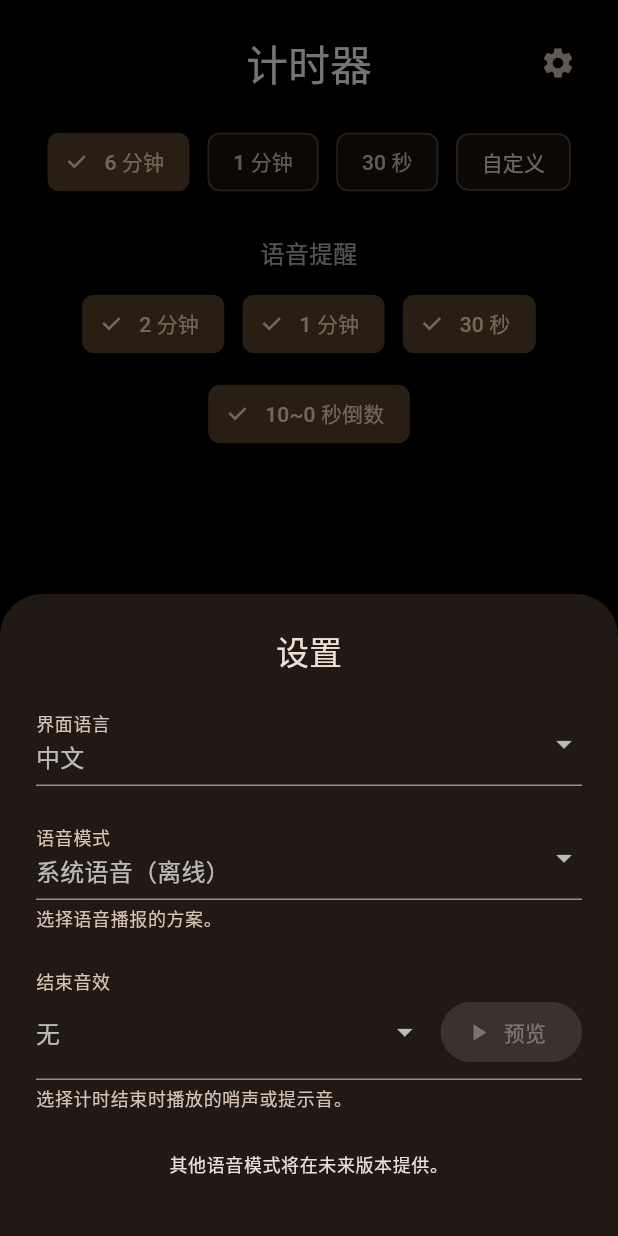
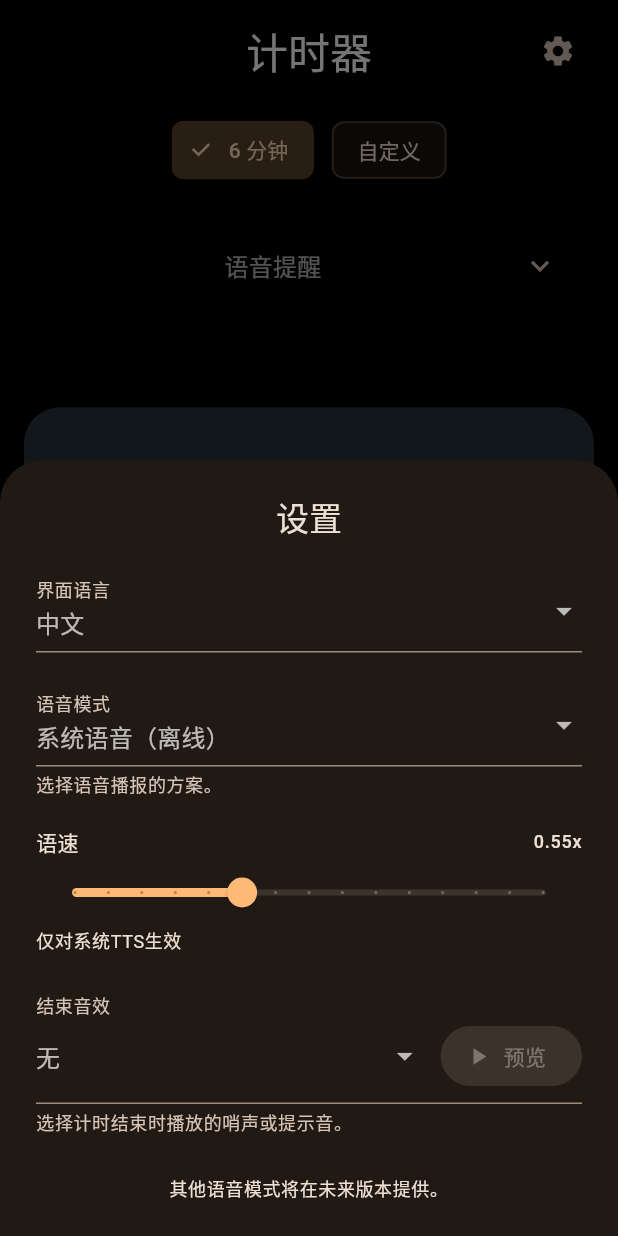
Before and after one commit to wumoye/CourtTimer, a Flutter app: the screen it shows after launch, after a tap on the "settings" icon, on a phone screen of 412 x 824 dp. Run offline on Flutter 3.47's test engine with Material 3 defaults, Android fonts, the light colour scheme and no system bars; our stand-ins replace audioplayers, flutter_tts, shared_preferences, wakelock_plus.

Commit message:
chore: prepare v1.1.0 (dynamic milestones, speech rate setting, UI tweaks, smoother final 10s, settings UX)

```diff
--- a/lib/core/settings/settings_controller.dart
+++ b/lib/core/settings/settings_controller.dart
@@ -8,23 +8,29 @@ class SettingsController extends ChangeNotifier {
   SettingsController(this._storage)
     : _language = AppLanguage.zh,
       _speechMode = SpeechMode.systemTts,
-      _endSoundAsset = null;
+      _endSoundAsset = null,
+      _speechRate = 0.55;
 
   final SettingsStorage _storage;
 
   AppLanguage _language;
   SpeechMode _speechMode;
   String? _endSoundAsset;
+  double _speechRate;
 
   SettingsStorage get storage => _storage;
   AppLanguage get language => _language;
   SpeechMode get speechMode => _speechMode;
   String? get endSoundAsset => _endSoundAsset;
+  double get speechRate => _speechRate;
 
   Future<void> init() async {
     _language = _storage.loadLanguage();
     _speechMode = _storage.loadSpeechMode();
     _endSoundAsset = _storage.loadEndSound();
+    final loadedRate = _storage.loadSpeechRate();
+    final effective = loadedRate ?? _defaultSpeechRateFor(_language);
+    _speechRate = (effective.clamp(0.3, 1.0) as num).toDouble();
     notifyListeners();
   }
 
@@ -54,4 +60,25 @@ class SettingsController extends ChangeNotifier {
     _storage.saveEndSound(assetPath);
     notifyListeners();
   }
+
+  void updateSpeechRate(double rate) {
+    final clamped = (rate.clamp(0.3, 1.0) as num).toDouble();
+    if (clamped == _speechRate) {
+      return;
+    }
+    _speechRate = clamped;
+    _storage.saveSpeechRate(_speechRate);
+    notifyListeners();
+  }
+
+  double _defaultSpeechRateFor(AppLanguage language) {
+    switch (language) {
+      case AppLanguage.zh:
+        return 0.55;
+      case AppLanguage.en:
+        return 0.50;
+      case AppLanguage.ja:
+        return 0.55;
+    }
+  }
 }
--- a/lib/core/settings/settings_storage.dart
+++ b/lib/core/settings/settings_storage.dart
@@ -11,6 +11,7 @@ class SettingsStorage {
   static const _keyLanguage = 'settings.language';
   static const _keySpeechMode = 'settings.speechMode';
   static const _keyEndSound = 'settings.endSound';
+  static const _keySpeechRate = 'settings.speechRate';
 
   static const _keyTimerSelectedSeconds = 'timer.selectedSeconds';
   static const _keyTimerCustomSeconds = 'timer.customSeconds';
@@ -57,6 +58,12 @@ class SettingsStorage {
     _prefs.setString(_keyEndSound, path);
   }
 
+  double? loadSpeechRate() => _prefs.getDouble(_keySpeechRate);
+
+  void saveSpeechRate(double value) {
+    _prefs.setDouble(_keySpeechRate, value);
+  }
+
   int? loadTimerSelectedSeconds() => _prefs.getInt(_keyTimerSelectedSeconds);
 
   void saveTimerSelectedSeconds(int seconds) {
--- a/lib/features/timer/controller/timer_controller.dart
+++ b/lib/features/timer/controller/timer_controller.dart
@@ -30,9 +30,13 @@ class TimerController extends ChangeNotifier {
   final Set<int> _announcedMilestones = <int>{};
   bool _disposed = false;
   bool _hasStartedOnce = false;
+  // 将最后10秒的数字播报串行化，避免相邻数字互相打断造成不流畅
+  Future<void> _finalSpeakQueue = Future.value();
 
   Future<void> init() async {
     await _speech.init();
+    // 清理历史预设：仅保留 6 分钟作为预设；如果历史选中为 1 分钟/30 秒/15 秒等，重置为 6 分钟。
+    _sanitizeSelection();
   }
 
   Future<void> toggleStartPause() async {
@@ -60,11 +64,10 @@ class TimerController extends ChangeNotifier {
     _ticker?.cancel();
     unawaited(ScreenWakeService.disable());
     unawaited(_speech.stop());
+    // 清空最后十秒的串行播报队列，避免残留数字在重置后串播
+    _finalSpeakQueue = Future.value();
     final target = seconds ?? _state.selectedSeconds;
-    final options = _rebuildDurationOptions(
-      target,
-      customSeconds: seconds ?? _state.customSeconds,
-    );
+    final options = _rebuildDurationOptions(target);
     _setState(
       _state.copyWith(
         selectedSeconds: target,
@@ -84,14 +87,17 @@ class TimerController extends ChangeNotifier {
     }
   }
 
+  /// 重置到选中时长，并直接开始下一把（包含预备3-2-1）
+  Future<void> startNextRound() async {
+    reset();
+    await toggleStartPause();
+  }
+
   void selectDuration(int seconds) {
     if (_state.isRunning || _state.isPrestart) {
       return;
     }
-    final options = _rebuildDurationOptions(
-      seconds,
-      customSeconds: _state.customSeconds,
-    );
+    final options = _rebuildDurationOptions(seconds);
     _setState(
       _state.copyWith(
         selectedSeconds: seconds,
@@ -202,7 +208,7 @@ class TimerController extends ChangeNotifier {
       }
 
       if (_state.enableFinalCountdown && next > 0 && next <= 10) {
-        unawaited(_speech.speakNumber(next));
+        _finalSpeakQueue = _finalSpeakQueue.then((_) => _speech.speakNumber(next));
       }
 
       if (next <= 0) {
@@ -242,14 +248,35 @@ class TimerController extends ChangeNotifier {
     return true;
   }
 
-  List<int> _rebuildDurationOptions(int selected, {int? customSeconds}) {
+  List<int> _rebuildDurationOptions(int selected) {
+    // 仅保留预设（6分钟）以及当前选中的时长。
     final options = defaultDurations.toSet();
     options.add(selected);
-    if (customSeconds != null) {
-      options.add(customSeconds);
-    }
     final sorted = options.toList()..sort((a, b) => b.compareTo(a));
     return sorted;
+  }
+
+  void _sanitizeSelection() {
+    final allowed = defaultDurations.toSet();
+    final current = _state.selectedSeconds;
+    if (!allowed.contains(current)) {
+      final target = defaultDurations.first;
+      final options = _rebuildDurationOptions(target);
+      _setState(
+        _state.copyWith(
+          selectedSeconds: target,
+          remainingSeconds: target,
+          durationOptions: options,
+        ),
+      );
+      _storage.saveTimerSelectedSeconds(target);
+      return;
+    }
+    // 即便已在允许集合内，仍按新规则重建选项，确保不会遗留旧的 1m/30s/15s 选项
+    final options = _rebuildDurationOptions(current);
+    if (!listEquals(options, _state.durationOptions)) {
+      _setState(_state.copyWith(durationOptions: options));
+    }
   }
 
   void _setState(TimerState newState) {
--- a/lib/features/timer/model/milestones.dart
+++ b/lib/features/timer/model/milestones.dart
@@ -1,3 +1,6 @@
-const List<int> milestoneSeconds = [120, 60, 30];
+// Recommended default milestone checkpoints (in seconds)
+// Keep a rich set of announcement checkpoints; independent from duration presets.
+const List<int> milestoneSeconds = [300, 240, 180, 120, 60, 30, 15];
 
-const List<int> defaultDurations = [360, 60, 30];
+// Duration selector presets: only 6 minutes by default.
+const List<int> defaultDurations = [360];
--- a/lib/features/timer/model/timer_state.dart
+++ b/lib/features/timer/model/timer_state.dart
@@ -57,7 +57,7 @@ class TimerState {
   }) {
     final selected = selectedSeconds ?? defaultDurations.first;
     final custom = customSeconds;
-    final options = _buildDurationOptions(selected, custom);
+    final options = _buildDurationOptions(selected);
     return TimerState(
       selectedSeconds: selected,
       remainingSeconds: selected,
@@ -71,11 +71,9 @@ class TimerState {
     );
   }
 
-  static List<int> _buildDurationOptions(int selected, int? customSeconds) {
+  static List<int> _buildDurationOptions(int selected) {
+    // 仅保留预设（6分钟）以及当前选中的时长。
     final options = defaultDurations.toSet()..add(selected);
-    if (customSeconds != null) {
-      options.add(customSeconds);
-    }
     final list = options.toList()
       ..sort((a, b) => b.compareTo(a));
     return list;
--- a/lib/features/timer/presentation/pages/timer_page.dart
+++ b/lib/features/timer/presentation/pages/timer_page.dart
@@ -21,6 +21,7 @@ class TimerPage extends StatefulWidget {
 class _TimerPageState extends State<TimerPage> {
   late TimerController _controller;
   bool _controllerReady = false;
+  bool _announcementsExpanded = false;
 
   @override
   void didChangeDependencies() {
@@ -62,7 +63,7 @@ class _TimerPageState extends State<TimerPage> {
         return Scaffold(
           body: SafeArea(
             child: Padding(
-              padding: const EdgeInsets.symmetric(horizontal: 16, vertical: 24),
+              padding: const EdgeInsets.only(left: 16, right: 16, top: 16, bottom: 8),
               child: Column(
                 crossAxisAlignment: CrossAxisAlignment.stretch,
                 children: [
@@ -71,30 +72,60 @@ class _TimerPageState extends State<TimerPage> {
                     onOpenSettings: _openSettings,
                   ),
                   const SizedBox(height: 24),
+                  Flexible(
+                    fit: FlexFit.loose,
+                    child: SingleChildScrollView(
+                      padding: EdgeInsets.zero,
+                      child: Column(
+                        crossAxisAlignment: CrossAxisAlignment.stretch,
+                        children: [
                           DurationSelector(
                             language: language,
                             options: state.durationOptions,
                             selected: state.selectedSeconds,
                             onSelect: _controller.selectDuration,
                             onCustom: () => _handleCustomDuration(state),
-                    isInteractionDisabled: state.isRunning || state.isPrestart,
+                            isInteractionDisabled:
+                                state.isRunning || state.isPrestart,
                           ),
                           const SizedBox(height: 24),
-                  Text(
+                          ExpansionTile(
+                            initiallyExpanded: _announcementsExpanded,
+                            onExpansionChanged: (expanded) => setState(
+                              () => _announcementsExpanded = expanded,
+                            ),
+                            title: Text(
                               l10n.announcementSectionTitle,
                               style: Theme.of(context).textTheme.titleMedium,
                               textAlign: TextAlign.center,
                             ),
-                  const SizedBox(height: 12),
-                  AnnouncementPanel(
+                            children: [
+                              Padding(
+                                padding: const EdgeInsets.symmetric(
+                                  horizontal: 8,
+                                  vertical: 8,
+                                ),
+                                child: AnnouncementPanel(
                                   language: language,
                                   enabledMilestones: state.enabledMilestones,
-                    enableFinalCountdown: state.enableFinalCountdown,
-                    onMilestoneChanged:
-                        (seconds, enabled) =>
-                            _controller.toggleMilestone(seconds, enabled),
-                    onFinalCountdownChanged: _controller.toggleFinalCountdown,
-                    isInteractionDisabled: state.isRunning || state.isPrestart,
+                                  enableFinalCountdown:
+                                      state.enableFinalCountdown,
+                                  onMilestoneChanged: (seconds, enabled) =>
+                                      _controller.toggleMilestone(
+                                          seconds, enabled),
+                                  onFinalCountdownChanged:
+                                      _controller.toggleFinalCountdown,
+                                  isInteractionDisabled:
+                                      state.isRunning || state.isPrestart,
+                                  onAddMilestone: () =>
+                                      _handleAddMilestone(state),
+                                ),
+                              ),
+                            ],
+                          ),
+                        ],
+                      ),
+                    ),
                   ),
                   const SizedBox(height: 32),
                   Expanded(
@@ -106,13 +137,21 @@ class _TimerPageState extends State<TimerPage> {
                       ),
                     ),
                   ),
-                  const SizedBox(height: 12),
-                  FilledButton.icon(
-                    onPressed: () => _controller.reset(),
+                ],
+              ),
+            ),
+          ),
+          bottomNavigationBar: SafeArea(
+            top: false,
+            child: Padding(
+              padding: const EdgeInsets.fromLTRB(16, 12, 16, 24),
+              child: SizedBox(
+                width: double.infinity,
+                child: FilledButton.icon(
+                  onPressed: () => _controller.startNextRound(),
                   icon: const Icon(Icons.refresh),
                   label: Text(l10n.resetButtonLabel),
                 ),
-                ],
               ),
             ),
           ),
@@ -131,11 +170,33 @@ class _TimerPageState extends State<TimerPage> {
     }
   }
 
+  Future<void> _handleAddMilestone(TimerState state) async {
+    // 复用“自定义时长”对话框来采集报时节点（分钟/秒），默认以当前选中时长为初值。
+    final result = await showCustomDurationDialog(
+      context: context,
+      initialSeconds: state.selectedSeconds,
+    );
+    if (result != null && result > 10) {
+      // 10 秒及以下由“最后 10 秒倒计时”负责，这里仅添加 >10s 的节点
+      _controller.toggleMilestone(result, true);
+    }
+  }
+
   void _openSettings() {
     showModalBottomSheet<void>(
       context: context,
       useSafeArea: true,
-      builder: (context) => const TimerSettingsSheet(),
+      isScrollControlled: true,
+      builder: (context) {
+        final screenHeight = MediaQuery.of(context).size.height;
+        return ConstrainedBox(
+          constraints: BoxConstraints(
+            minHeight: screenHeight * 0.5, // 最小高度保障
+            maxHeight: screenHeight * 0.9, // 上限，避免铺满
+          ),
+          child: const TimerSettingsSheet(),
+        );
+      },
     );
   }
 }
--- a/lib/features/timer/presentation/widgets/common/announcement_panel.dart
+++ b/lib/features/timer/presentation/widgets/common/announcement_panel.dart
@@ -15,6 +15,7 @@ class AnnouncementPanel extends StatelessWidget {
     required this.onMilestoneChanged,
     required this.onFinalCountdownChanged,
     required this.isInteractionDisabled,
+    required this.onAddMilestone,
   });
 
   final AppLanguage language;
@@ -23,16 +24,22 @@ class AnnouncementPanel extends StatelessWidget {
   final void Function(int seconds, bool enabled) onMilestoneChanged;
   final ValueChanged<bool> onFinalCountdownChanged;
   final bool isInteractionDisabled;
+  final VoidCallback onAddMilestone;
 
   @override
   Widget build(BuildContext context) {
     final l10n = AppLocalizations.of(context)!;
+    // 合并默认节点与已启用的自定义节点，统一渲染为可切换的 Chip。
+    final allMilestones = <int>{...milestoneSeconds, ...enabledMilestones}
+        .toList()
+      ..sort((a, b) => b.compareTo(a));
+
     return Wrap(
       spacing: TimerComponentLayout.chipSpacing,
       runSpacing: TimerComponentLayout.chipRunSpacing,
       alignment: WrapAlignment.center,
       children: [
-        for (final seconds in milestoneSeconds)
+        for (final seconds in allMilestones)
           FilterChip(
             label: Text(milestoneLabelFor(language, seconds)),
             selected: enabledMilestones.contains(seconds),
@@ -41,6 +48,12 @@ class AnnouncementPanel extends StatelessWidget {
                     ? null
                     : (selected) => onMilestoneChanged(seconds, selected),
           ),
+        // 添加自定义报时（使用现有自定义时长对话框，无需新增文案）
+        IconButton(
+          icon: const Icon(Icons.add),
+          tooltip: AppLocalizations.of(context)!.customDurationTitle,
+          onPressed: isInteractionDisabled ? null : onAddMilestone,
+        ),
         FilterChip(
           label: Text(l10n.finalCountdownLabel),
           selected: enableFinalCountdown,
--- a/lib/features/timer/presentation/widgets/settings/timer_settings_sections.dart
+++ b/lib/features/timer/presentation/widgets/settings/timer_settings_sections.dart
@@ -12,7 +12,7 @@ import '../../../../../l10n/app_localizations.dart';
 /// padding live in a single place.
 class TimerSettingsLayout {
   static const EdgeInsets sheetPadding =
-      EdgeInsets.fromLTRB(24, 24, 24, 32);
+      EdgeInsets.fromLTRB(24, 24, 24, 16); // 减小底部内边距，缩短视觉长度
 
   static const double sectionSpacing = 20;
   static const double noteTopSpacing = 28;
@@ -234,3 +234,73 @@ class EndSoundSelectorSection extends StatelessWidget {
     return fileName.substring(0, dotIndex);
   }
 }
+
+class SpeechRateSelectorSection extends StatelessWidget {
+  const SpeechRateSelectorSection({
+    super.key,
+    required this.controller,
+    required this.l10n,
+  });
+
+  final SettingsController controller;
+  final AppLocalizations l10n;
+
+  @override
+  Widget build(BuildContext context) {
+    final isEnabled = controller.speechMode == SpeechMode.systemTts;
+    final value = controller.speechRate;
+    final label = _labelFor(controller.language, l10n);
+    final help = _helpFor(controller.language, l10n);
+    final textTheme = Theme.of(context).textTheme;
+
+    return Column(
+      crossAxisAlignment: CrossAxisAlignment.stretch,
+      children: [
+        Row(
+          mainAxisAlignment: MainAxisAlignment.spaceBetween,
+          children: [
+            Text(label),
+            Text(
+              '${value.toStringAsFixed(2)}x',
+              style: textTheme.labelMedium,
+            ),
+          ],
+        ),
+        Slider(
+          value: value,
+          onChanged: isEnabled ? (v) => controller.updateSpeechRate(v) : null,
+          min: 0.3,
+          max: 1.0,
+          divisions: 14, // step 0.05 approx
+          label: '${(value).toStringAsFixed(2)}x',
+        ),
+        Text(
+          help,
+          style: Theme.of(context).textTheme.bodySmall,
+        ),
+      ],
+    );
+  }
+
+  String _labelFor(AppLanguage lang, AppLocalizations l10n) {
+    switch (lang) {
+      case AppLanguage.zh:
+        return '语速';
+      case AppLanguage.en:
+        return 'Speech rate';
+      case AppLanguage.ja:
+        return '話速';
+    }
+  }
+
+  String _helpFor(AppLanguage lang, AppLocalizations l10n) {
+    switch (lang) {
+      case AppLanguage.zh:
+        return '仅对系统TTS生效';
+      case AppLanguage.en:
+        return 'Applies to device TTS only';
+      case AppLanguage.ja:
+        return '端末TTSにのみ適用';
+    }
+  }
+}
--- a/lib/features/timer/presentation/widgets/settings/timer_settings_sheet.dart
+++ b/lib/features/timer/presentation/widgets/settings/timer_settings_sheet.dart
@@ -70,6 +70,8 @@ class _TimerSettingsSheetState extends State<TimerSettingsSheet> {
                 const SizedBox(height: TimerSettingsLayout.sectionSpacing),
                 SpeechModeSelectorSection(controller: settings, l10n: l10n),
                 const SizedBox(height: TimerSettingsLayout.sectionSpacing),
+                SpeechRateSelectorSection(controller: settings, l10n: l10n),
+                const SizedBox(height: TimerSettingsLayout.sectionSpacing),
                 FutureBuilder<List<String>>(
                   future: _audioAssetsFuture,
                   builder: (context, snapshot) {
@@ -139,8 +141,9 @@ class _TimerSettingsSheetState extends State<TimerSettingsSheet> {
   }
 
   Future<List<String>> _loadAudioAssets(BuildContext context) async {
-    final manifestJson =
-        await DefaultAssetBundle.of(context).loadString('AssetManifest.json');
+    try {
+      final manifestJson = await DefaultAssetBundle.of(context)
+          .loadString('AssetManifest.json');
       final Map<String, dynamic> manifest = json.decode(manifestJson);
       final audioAssets = manifest.keys
           .where(
@@ -153,5 +156,9 @@ class _TimerSettingsSheetState extends State<TimerSettingsSheet> {
           .toList()
         ..sort();
       return audioAssets;
+    } catch (_) {
+      // 兜底：无法读取资源清单时，返回空列表，UI 将显示“无”，且禁用预览。
+      return const <String>[];
     }
   }
+}
--- a/lib/features/timer/services/speech_service.dart
+++ b/lib/features/timer/services/speech_service.dart
@@ -81,21 +81,12 @@ class SpeechService {
       return;
     }
     await _tts.setLanguage(_language.ttsLocaleTag);
-    await _tts.setSpeechRate(_speechRateFor(_language));
+    await _tts.setSpeechRate(_settings.speechRate);
     await _tts.setPitch(_pitchFor(_language));
     await _tts.setVolume(0.9);
   }
 
-  double _speechRateFor(AppLanguage language) {
-    switch (language) {
-      case AppLanguage.zh:
-        return 0.6;
-      case AppLanguage.en:
-        return 0.5;
-      case AppLanguage.ja:
-        return 0.55;
-    }
-  }
+  // 保留音高按语言微调；语速改由 Settings 控制
 
   double _pitchFor(AppLanguage language) {
     switch (language) {
--- a/lib/features/timer/utils/duration_formatter.dart
+++ b/lib/features/timer/utils/duration_formatter.dart
@@ -82,6 +82,7 @@ String speechLabelFor(AppLanguage language, int seconds) {
 
   switch (language) {
     case AppLanguage.zh:
+      // 中文里在“分钟/秒”之间加入顿号，帮助TTS产生短暂停顿，提高清晰度
       final parts = <String>[];
       if (minutes > 0) {
         parts.add('${speechNumberFor(language, minutes, preferLiang: minutes == 2)}分钟');
@@ -89,7 +90,7 @@ String speechLabelFor(AppLanguage language, int seconds) {
       if (remain > 0) {
         parts.add('${speechNumberFor(language, remain, preferLiang: remain == 2)}秒');
       }
-      return parts.join('');
+      return parts.join('，');
     case AppLanguage.en:
       final parts = <String>[];
       if (minutes > 0) {
--- a/lib/l10n/app_en.arb
+++ b/lib/l10n/app_en.arb
@@ -9,6 +9,8 @@
   "settingsLanguageLabel": "Language",
   "settingsSpeechModeLabel": "Speech mode",
   "settingsEndSoundLabel": "End sound",
+  "settingsSpeechRateLabel": "Speech rate",
+  "settingsSpeechRateHelp": "Applies to device TTS only",
   "speechModeSystem": "Device TTS (offline)",
   "speechModeOffline": "Audio pack (offline, coming soon)",
   "speechModeOnline": "Online TTS (coming soon)",
--- a/lib/l10n/app_localizations.dart
+++ b/lib/l10n/app_localizations.dart
@@ -156,6 +156,7 @@ abstract class AppLocalizations {
   /// In en, this message translates to:
   /// **'End sound'**
   String get settingsEndSoundLabel;
+
 
   /// No description provided for @speechModeSystem.
   ///
--- a/lib/l10n/app_localizations_en.dart
+++ b/lib/l10n/app_localizations_en.dart
@@ -37,6 +37,8 @@ class AppLocalizationsEn extends AppLocalizations {
 
   @override
   String get settingsEndSoundLabel => 'End sound';
+
+
 
   @override
   String get speechModeSystem => 'Device TTS (offline)';
--- a/pubspec.yaml
+++ b/pubspec.yaml
@@ -16,7 +16,7 @@ publish_to: 'none' # Remove this line if you wish to publish to pub.dev
 # https://developer.apple.com/library/archive/documentation/General/Reference/InfoPlistKeyReference/Articles/CoreFoundationKeys.html
 # In Windows, build-name is used as the major, minor, and patch parts
 # of the product and file versions while build-number is used as the build suffix.
-version: 1.0.0+1
+version: 1.1.0+1
 
 environment:
   sdk: ^3.7.2
```
Lines whose indentation alone changed are shown as unchanged.
